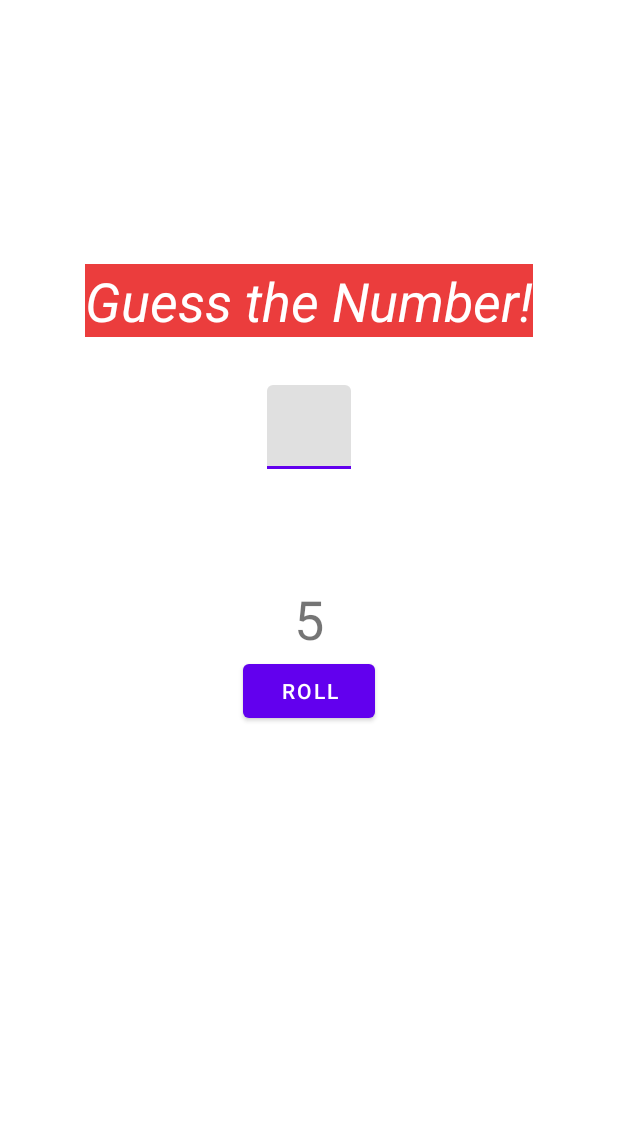
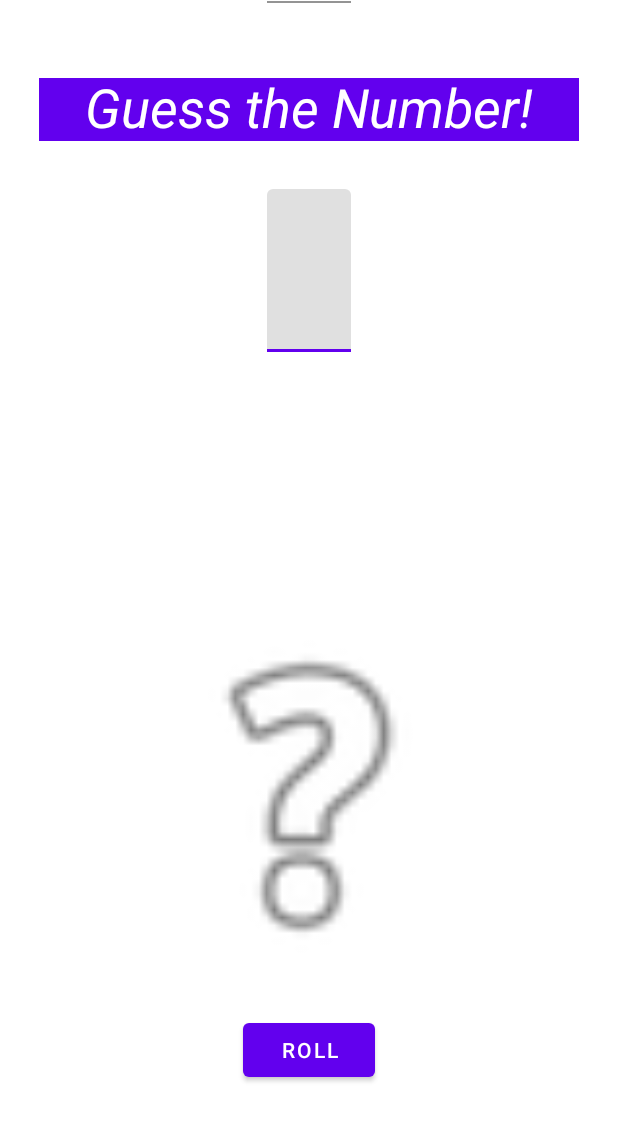
Before and after one commit to Casorys/DiceRoller, an Android app: the screen it shows after launch (MainActivity), after a tap on "ROLL", on a phone screen of 412 x 824 dp. Shown: the top 1121 px of the screen. Run offline under Robolectric (Android 15) with nearby library versions, the phone set to English and light mode, and no system bars.

Commit message:
Dice Image and Null Protection
I implemented images to replace the resultsTextView and protected the app from crashing when clicking on roll with no numbers inserted by adding an if statement to our setOnClickListener.

```diff
--- a/app/src/main/java/com/br/freitastiago/diceroller/MainActivity.kt
+++ b/app/src/main/java/com/br/freitastiago/diceroller/MainActivity.kt
@@ -4,6 +4,7 @@ import android.graphics.drawable.Drawable
 import androidx.appcompat.app.AppCompatActivity
 import android.os.Bundle
 import android.widget.Button
+import android.widget.ImageView
 import android.widget.TextView
 import android.widget.Toast
 import androidx.core.graphics.toColor
@@ -16,25 +17,39 @@ class MainActivity : AppCompatActivity() {
         /** A linha abaixo importa o Button de um dos nossos layouts **/
         val rollButton: Button = findViewById(R.id.button)
 
+
         rollButton.setOnClickListener {
             /** A linha abaixo importa o TextView de um dos nossos layouts **/
+            val nullCheck: TextInputEditText = findViewById(R.id.ti_nullCheck)
             val titleTextView: TextView = findViewById(R.id.tv_guess)
             val luckyNumberTI: TextInputEditText = findViewById(R.id.ti_luckynumber)
             val luckyNumber: String = luckyNumberTI.text.toString()
-            val resultTextView: TextView = findViewById(R.id.textView)
+            val resultImageView: ImageView = findViewById(R.id.iv_dice)
             val dice = Dice(6)
+
+            if (luckyNumber != nullCheck.text.toString()) {
                 val diceRoll = dice.roll()
                 /** A linha abaixo altera propriedades da TextView que importamos para a
                  * variavel resultTextView **/
-            resultTextView.text = diceRoll.toString()
+                when (diceRoll) {
+                    1 -> resultImageView.setImageResource(R.drawable.dice_1)
+                    2 -> resultImageView.setImageResource(R.drawable.dice_2)
+                    3 -> resultImageView.setImageResource(R.drawable.dice_3)
+                    4 -> resultImageView.setImageResource(R.drawable.dice_4)
+                    5 -> resultImageView.setImageResource(R.drawable.dice_5)
+                    6 -> resultImageView.setImageResource(R.drawable.dice_6)
+                }
                 if (diceRoll == luckyNumber.toInt()) {
-                Toast.makeText(this, "You got the right number!", Toast.LENGTH_SHORT).show()
                     titleTextView.setBackgroundColor(0xFF2fa851.toInt())
                 }
                 else {
-                Toast.makeText(this, "You missed your bet.", Toast.LENGTH_SHORT).show()
                     titleTextView.setBackgroundColor(0xFFeb3d3d.toInt())
                 }
+            } else {
+                Toast.makeText(this, "Insert a number before rolling!", Toast.LENGTH_SHORT).show()
+            }
+
+
         }
 
     }
--- a/app/src/main/res/layout/activity_main.xml
+++ b/app/src/main/res/layout/activity_main.xml
@@ -6,58 +6,81 @@
     android:layout_height="match_parent"
     tools:context=".MainActivity">
 
-    <TextView
-        android:id="@+id/textView"
-        android:layout_width="wrap_content"
-        android:layout_height="wrap_content"
-        android:textSize="36sp"
-        app:layout_constraintBottom_toBottomOf="parent"
-        app:layout_constraintLeft_toLeftOf="parent"
-        app:layout_constraintRight_toRightOf="parent"
-        app:layout_constraintTop_toTopOf="parent"
-        tools:text="1" />
-
     <Button
         android:id="@+id/button"
         android:layout_width="wrap_content"
         android:layout_height="wrap_content"
+        android:layout_marginBottom="100dp"
         android:text="@string/btn_roll_text"
+        app:layout_constraintBottom_toBottomOf="parent"
         app:layout_constraintEnd_toEndOf="parent"
-        app:layout_constraintStart_toStartOf="parent"
-        app:layout_constraintTop_toBottomOf="@+id/textView" />
+        app:layout_constraintStart_toStartOf="parent" />
 
     <com.google.android.material.textfield.TextInputLayout
         android:id="@+id/textInputLayout"
         android:layout_width="wrap_content"
         android:layout_height="wrap_content"
         android:layout_marginStart="16dp"
+        android:layout_marginTop="32dp"
         android:layout_marginEnd="16dp"
-        android:layout_marginBottom="75dp"
-        app:layout_constraintBottom_toTopOf="@+id/textView"
         app:layout_constraintEnd_toEndOf="parent"
-        app:layout_constraintStart_toStartOf="parent">
+        app:layout_constraintStart_toStartOf="parent"
+        app:layout_constraintTop_toBottomOf="@+id/tv_guess">
 
         <com.google.android.material.textfield.TextInputEditText
             android:id="@+id/ti_luckynumber"
-            android:layout_width="match_parent"
+            android:maxLength="1"
+            android:layout_width="wrap_content"
             android:layout_height="wrap_content"
+            android:includeFontPadding="false"
             android:inputType="number"
-            android:textAlignment="center" />
+            android:textAlignment="center"
+            android:textSize="64sp"
+            android:visibility="visible"
+            tools:text="3" />
     </com.google.android.material.textfield.TextInputLayout>
 
     <TextView
         android:id="@+id/tv_guess"
-        android:layout_width="wrap_content"
+        android:layout_width="360dp"
         android:layout_height="wrap_content"
-        android:layout_marginBottom="32dp"
+        android:layout_marginTop="52dp"
         android:background="@color/purple_500"
+        android:includeFontPadding="false"
         android:text="@string/tv_guess_the_number"
         android:textAlignment="center"
         android:textColor="@color/white"
         android:textSize="36sp"
         android:textStyle="italic"
-        app:layout_constraintBottom_toTopOf="@+id/textInputLayout"
         app:layout_constraintEnd_toEndOf="parent"
-        app:layout_constraintStart_toStartOf="parent" />
+        app:layout_constraintStart_toStartOf="parent"
+        app:layout_constraintTop_toTopOf="parent" />
+
+    <ImageView
+        android:id="@+id/iv_dice"
+        android:layout_width="250dp"
+        android:layout_height="250dp"
+        android:layout_marginBottom="20dp"
+        app:layout_constraintBottom_toTopOf="@+id/button"
+        app:layout_constraintEnd_toEndOf="parent"
+        app:layout_constraintStart_toStartOf="parent"
+        app:srcCompat="@android:drawable/ic_menu_help"
+        tools:ignore="ImageContrastCheck" />
+
+    <com.google.android.material.textfield.TextInputLayout
+        android:layout_width="wrap_content"
+        android:layout_height="2dp"
+        android:layout_marginStart="1dp"
+        android:layout_marginEnd="1dp"
+        app:layout_constraintEnd_toEndOf="parent"
+        app:layout_constraintStart_toStartOf="parent"
+        app:layout_constraintTop_toTopOf="parent">
+
+        <com.google.android.material.textfield.TextInputEditText
+            android:id="@+id/ti_nullCheck"
+            android:layout_width="match_parent"
+            android:layout_height="wrap_content"
+            android:visibility="invisible" />
+    </com.google.android.material.textfield.TextInputLayout>
 
 </androidx.constraintlayout.widget.ConstraintLayout>
```
Also changed, not shown: app/src/main/res/drawable/dice_1.png (added), app/src/main/res/drawable/dice_2.png (added), app/src/main/res/drawable/dice_3.png (added), app/src/main/res/drawable/dice_4.png (added), app/src/main/res/drawable/dice_5.png (added), app/src/main/res/drawable/dice_6.png (added). Lines whose indentation alone changed are shown as unchanged.
